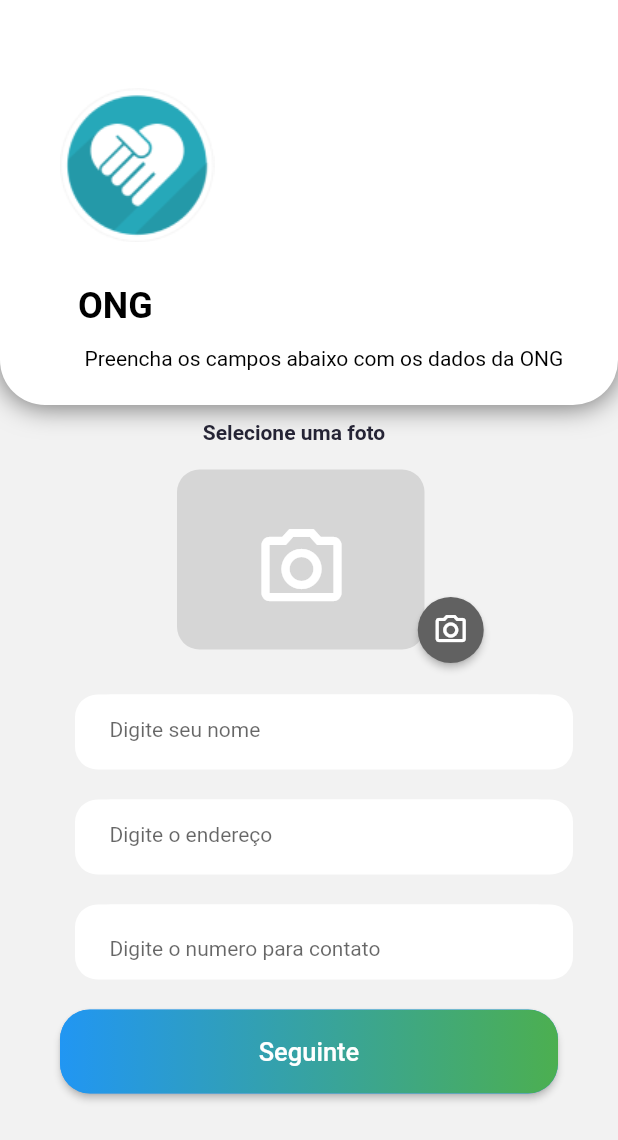
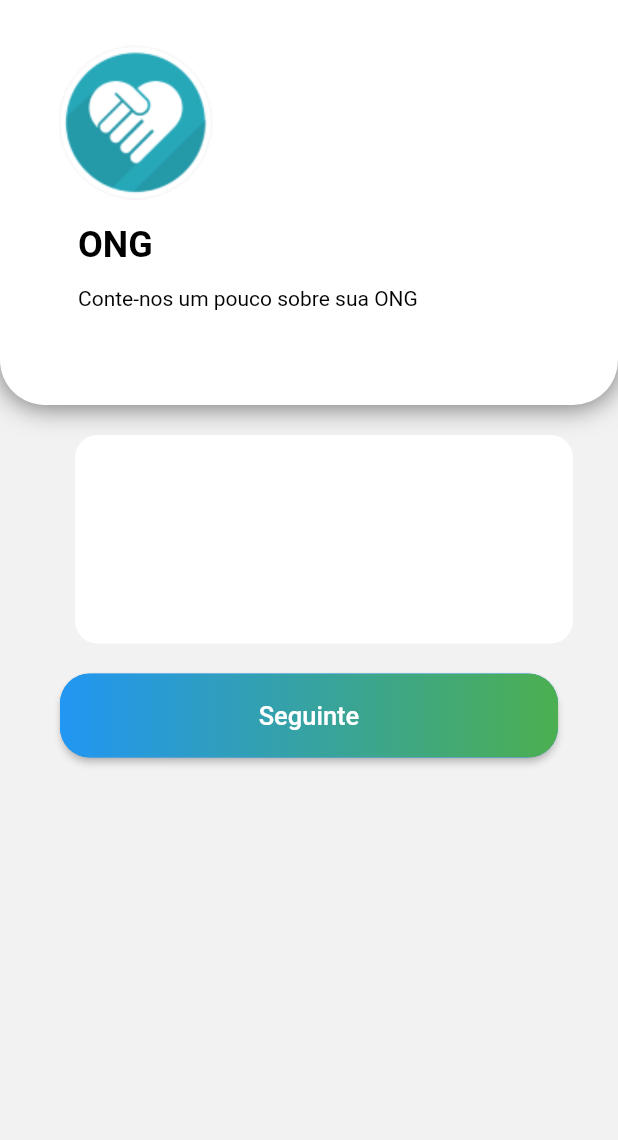
Before and after one commit to abas0/doe-facil, a Flutter app: the screen it shows after launch, on a phone screen of 412 x 824 dp. Shown: the top 1140 px of the screen. Run offline on Flutter 3.47's test engine with Material 2 defaults, Android fonts, the phone set to English and light mode, and no system bars; our stand-ins replace mask_text_input_formatter; Roboto replaces fonts that are missing (DM Sans).

Commit message:
Texto alinhado

```diff
--- a/lib/screens/cadastro-ong/donor_cadastro-ong_screen.dart
+++ b/lib/screens/cadastro-ong/donor_cadastro-ong_screen.dart
@@ -1,6 +1,7 @@
 import 'package:doe_facil/models/botaoCriarConta.dart';
 import 'package:doe_facil/screens/cadastro-ong/widget/cadastro-ong-tela01.dart';
 import 'package:doe_facil/screens/cadastro-ong/widget/cadastro-ong-tela02.dart';
+import 'package:doe_facil/screens/cadastro-ong/widget/cadastro-ong-tela03.dart';
 import 'package:doe_facil/screens/cadastro-ong/widget/ong_botao-criar-conta.dart';
 import 'package:doe_facil/screens/cadastro-ong/widget/ong_cabecalho.dart';
 import 'package:flutter/material.dart';
@@ -21,11 +22,13 @@ class DonorCadastroOng extends StatelessWidget {
                /* 'Crie uma conta',
                 'Seja bem-vindo. Preencha seus dados para começar'*/
                 'ONG',
-                'Preencha os campos abaixo com os dados da ONG'
+                'Conte-nos um pouco sobre sua ONG'
+                //'Preencha os campos abaixo com os dados da ONG'
               )
             ),
             //CadastroOng(),
-            CadastroOng02(),
+            //CadastroOng02(),
+            CadastroOng03(),
             OngBotaoCriarConta(
               BotaoCriarConta(
                 'Segunte'
--- /dev/null
+++ b/lib/screens/cadastro-ong/widget/cadastro-ong-tela03.dart
@@ -0,0 +1,32 @@
+import 'package:flutter/material.dart';
+
+class CadastroOng03 extends StatefulWidget {
+  const CadastroOng03({ Key? key }) : super(key: key);
+
+  @override
+  _CadastroOng03State createState() => _CadastroOng03State();
+}
+
+class _CadastroOng03State extends State<CadastroOng03> {
+  @override
+  Widget build(BuildContext context) {
+    return Stack(
+      children: <Widget>[
+        Column(
+          children: <Widget>[
+            Container(
+              margin: const EdgeInsets.only(left: 50.0, top: 20.0, right: 30.0),
+              height: 139.0,
+              width: 334,
+              decoration: new BoxDecoration(
+                color: Colors.white,
+                borderRadius: new BorderRadius.all(new Radius.circular(15)
+              )
+            ),
+            )
+          ]
+        )
+      ],
+    );
+  }
+}
--- a/lib/screens/cadastro-ong/widget/ong_cabecalho.dart
+++ b/lib/screens/cadastro-ong/widget/ong_cabecalho.dart
@@ -8,12 +8,13 @@ class Cabecalho extends StatelessWidget {
   Widget build(BuildContext context) {
     return Container(
       child: Column(
-        children: [
+        children: <Widget>[
           Container(
             padding: EdgeInsets.only(
               top: 30
             ),
             height: 270.0,
+            width: MediaQuery.of(context).size.width,
             decoration: BoxDecoration(
               color: Colors.white,
               borderRadius: BorderRadius.only(
@@ -28,29 +29,27 @@ class Cabecalho extends StatelessWidget {
                 ],
               ),
             child: Column(
+              mainAxisAlignment: MainAxisAlignment.start,
+              crossAxisAlignment: CrossAxisAlignment.start,
               children: [
                 Container(
-                child: Container(
-                  height: 160,
                   padding: EdgeInsets.only(
-                  left: 40,
+                    left: 39
                   ),
-                child: Row(
+                  child: Image.asset("assets/images/appicon.png"),
+                ),
+                Container(
+                child: Column(
+                  mainAxisAlignment: MainAxisAlignment.start,
+                  crossAxisAlignment: CrossAxisAlignment.start,
                   children: <Widget>[
-                    Image.asset("assets/images/appicon.png")
-                  ],
-                ),
-                ),
-              ),
+                    Column(
+                      children: [
                         Container(
                           padding: EdgeInsets.only(
                             left: 52,
-                //top: 184
+                            top: 16
                           ),
-                child: Row(
-                  children: <Widget>[
-                  Flexible(
-                    child : Container(
                           child: Text(
                             cadastroOng.titulo,
                             style: TextStyle(
@@ -58,20 +57,18 @@ class Cabecalho extends StatelessWidget {
                               fontWeight: FontWeight.bold,
                               color: Colors.black,
                             ),
+                          )
+                        )
+                    ]
                   ),
-                    ),
-                  ),
-                ],
-              ),
-            ),
+                  Column(
+                    children: [
                       Container(
                         padding: EdgeInsets.only(
-                  left: 20,
-                  top: 13,
+                            left: 52,
+                            top: 14
                         ),
-                child: Column(
-                  children: <Widget>[
-                      Text(
+                        child: Text(
                         cadastroOng.descricao,
                         style: TextStyle(
                           fontSize: 14.0,
@@ -79,12 +76,15 @@ class Cabecalho extends StatelessWidget {
                           color: Colors.black,
                         ),
                       ),
-                  ],
-                ),
                     )
                     ]
                   )
+                    ]
                   ),
+              ),
+          ]
+        )
+      )
     ]
   )
   );
```
Also changed, not shown: 3 other files. Lines whose indentation alone changed are shown as unchanged.
